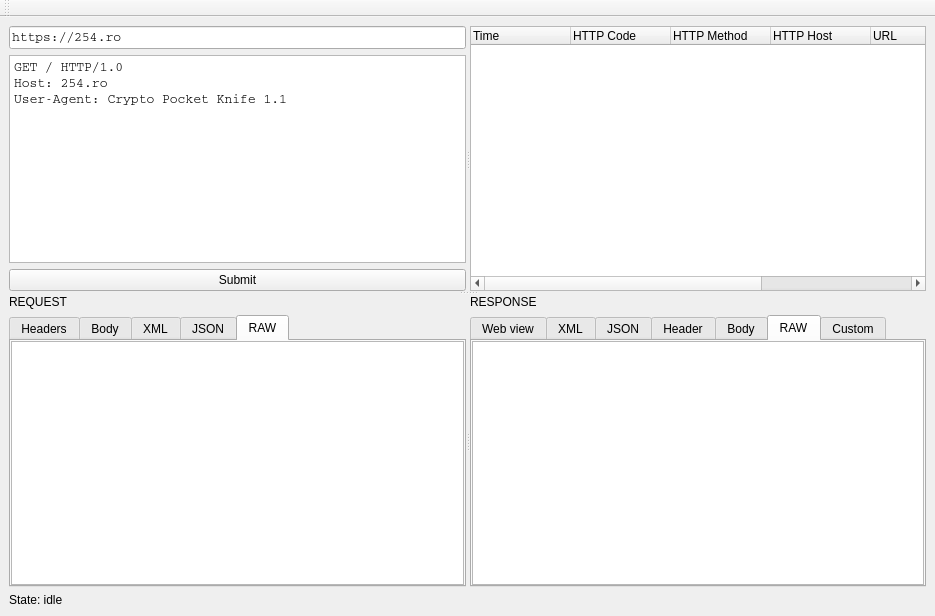
Above: ui/Web/UiHttpWebRequests.ui from caffedrine/CryptoPocketKnife before the change. Below: the same form after it.
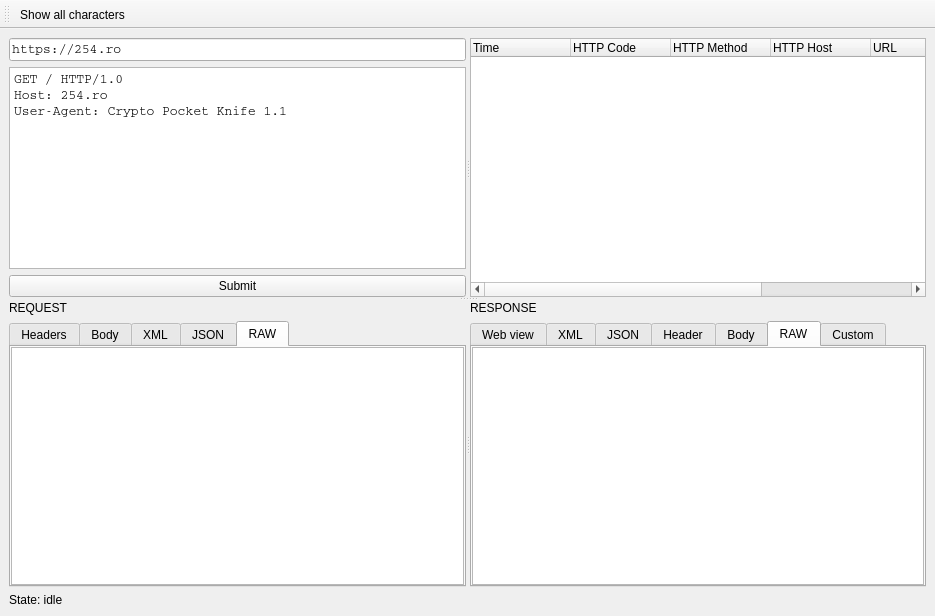
That is the form after the change. Icons and pictures are not drawn.

Commit message: Add option to show/hide whitespaces Build release

Patch:
```diff
--- a/ui/Web/UiHttpWebRequests.ui
+++ b/ui/Web/UiHttpWebRequests.ui
@@ -92,7 +92,6 @@
              <string>&lt;!DOCTYPE HTML PUBLIC &quot;-//W3C//DTD HTML 4.0//EN&quot; &quot;http://www.w3.org/TR/REC-html40/strict.dtd&quot;&gt;
 &lt;html&gt;&lt;head&gt;&lt;meta name=&quot;qrichtext&quot; content=&quot;1&quot; /&gt;&lt;meta charset=&quot;utf-8&quot; /&gt;&lt;style type=&quot;text/css&quot;&gt;
 p, li { white-space: pre-wrap; }
-hr { height: 1px; border-width: 0; }
 &lt;/style&gt;&lt;/head&gt;&lt;body style=&quot; font-family:'Courier'; font-size:10pt; font-weight:400; font-style:normal;&quot;&gt;
 &lt;p style=&quot; margin-top:0px; margin-bottom:0px; margin-left:0px; margin-right:0px; -qt-block-indent:0; text-indent:0px;&quot;&gt;GET / HTTP/1.0&lt;/p&gt;
 &lt;p style=&quot; margin-top:0px; margin-bottom:0px; margin-left:0px; margin-right:0px; -qt-block-indent:0; text-indent:0px;&quot;&gt;Host: 254.ro&lt;/p&gt;
@@ -522,13 +521,44 @@
    <property name="windowTitle">
     <string>toolBar</string>
    </property>
+   <property name="movable">
+    <bool>true</bool>
+   </property>
+   <property name="iconSize">
+    <size>
+     <width>18</width>
+     <height>18</height>
+    </size>
+   </property>
+   <property name="toolButtonStyle">
+    <enum>Qt::ToolButtonIconOnly</enum>
+   </property>
+   <property name="floatable">
+    <bool>true</bool>
+   </property>
    <attribute name="toolBarArea">
     <enum>TopToolBarArea</enum>
    </attribute>
    <attribute name="toolBarBreak">
     <bool>false</bool>
    </attribute>
+   <addaction name="actionShowWhitespaces"/>
   </widget>
+  <action name="actionShowWhitespaces">
+   <property name="checkable">
+    <bool>true</bool>
+   </property>
+   <property name="icon">
+    <iconset resource="../../res/res.qrc">
+     <normaloff>:/img/pilcrow.png</normaloff>:/img/pilcrow.png</iconset>
+   </property>
+   <property name="text">
+    <string>Show all characters</string>
+   </property>
+   <property name="toolTip">
+    <string>Show All Characters (including whitespaces)</string>
+   </property>
+  </action>
  </widget>
  <resources/>
  <connections/>
```
Left out of the diff: 4 changed lines with no effect on the pictures. The commit also changes 5 other files.
